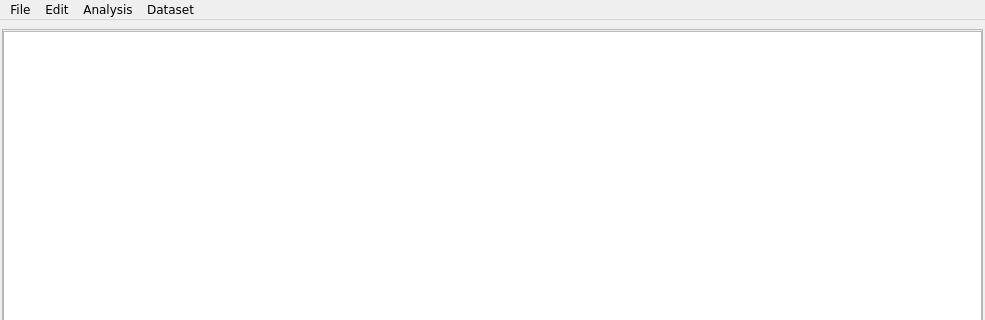
This is meta.ui in bwallace/OpenMeta-analyst- as Qt 5 draws it before an edit; both pictures show x 0 to 985 and y 0 to 320 of the 985 by 621 pixel window. The edited form follows.
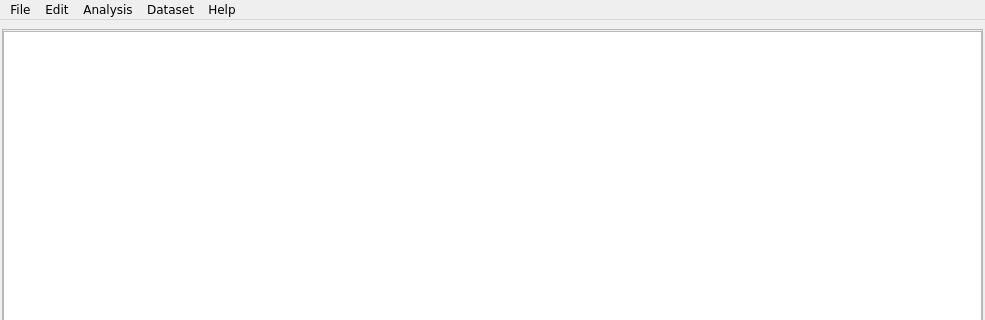
This is the edited form. Icons and pictures are not drawn.

What changed in the file:
```diff
--- a/meta.ui
+++ b/meta.ui
@@ -422,10 +422,17 @@
     <addaction name="action_copy"/>
     <addaction name="action_paste"/>
    </widget>
+   <widget class="QMenu" name="menuHelp">
+    <property name="title">
+     <string>Help</string>
+    </property>
+    <addaction name="action_open_help"/>
+   </widget>
    <addaction name="menu_file"/>
    <addaction name="menuEdit"/>
    <addaction name="menuAnalysis"/>
    <addaction name="menuDataset"/>
+   <addaction name="menuHelp"/>
   </widget>
   <widget class="QStatusBar" name="statusbar"/>
   <action name="action_save">
```
Left out of the diff: 5 changed lines with no effect on the pictures.
